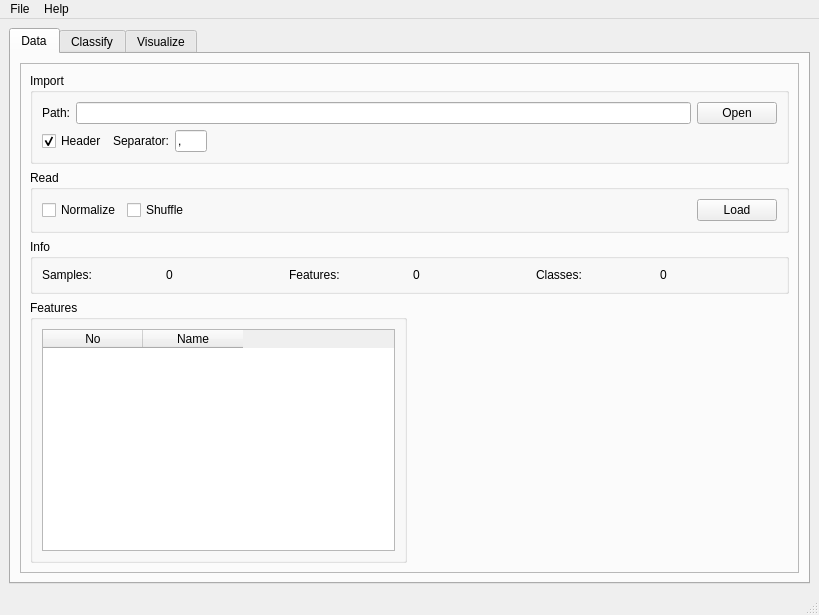
Above: libtsvm/ui/GUI-LIBTwinSVM.ui from mir-am/LIBTwinSVM before the change. Below: the same form after it.
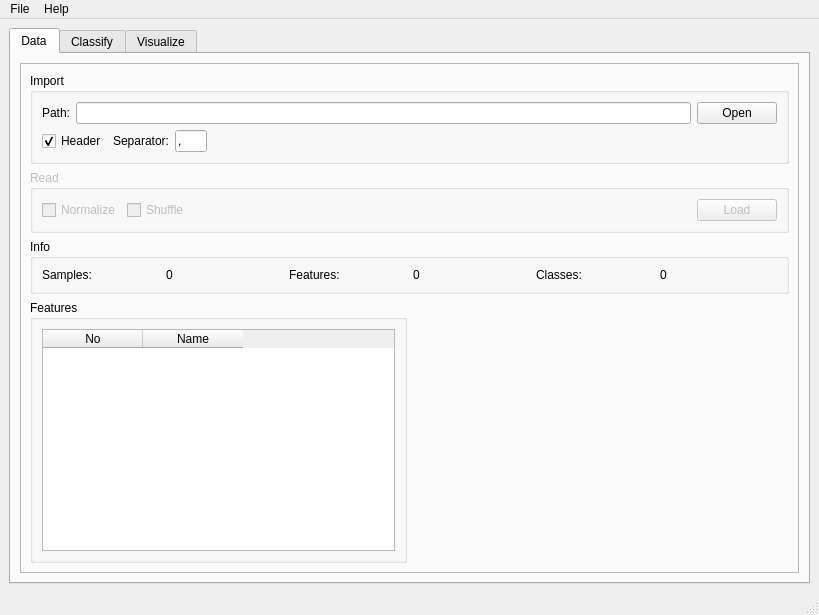
That is the form after the change. Icons and pictures are not drawn.

Commit message: Added a message box to GUI for showing error realted to data loading.

Diff of the .ui file:
```diff
--- a/libtsvm/ui/GUI-LIBTwinSVM.ui
+++ b/libtsvm/ui/GUI-LIBTwinSVM.ui
@@ -228,6 +228,9 @@
            </item>
            <item row="2" column="0" colspan="2">
             <widget class="QGroupBox" name="read_box">
+             <property name="enabled">
+              <bool>false</bool>
+             </property>
              <property name="title">
               <string>Read</string>
              </property>
@@ -236,6 +239,9 @@
                <layout class="QHBoxLayout" name="read_hz_lay">
                 <item>
                  <widget class="QCheckBox" name="normalize_box">
+                  <property name="enabled">
+                   <bool>false</bool>
+                  </property>
                   <property name="text">
                    <string>Normalize</string>
                   </property>
@@ -243,6 +249,9 @@
                 </item>
                 <item>
                  <widget class="QCheckBox" name="shuffle_box">
+                  <property name="enabled">
+                   <bool>false</bool>
+                  </property>
                   <property name="text">
                    <string>Shuffle</string>
                   </property>
@@ -252,6 +261,9 @@
               </item>
               <item row="0" column="2">
                <widget class="QPushButton" name="load_btn">
+                <property name="enabled">
+                 <bool>false</bool>
+                </property>
                 <property name="text">
                  <string>Load</string>
                 </property>
```
The commit also changes 2 other files.
